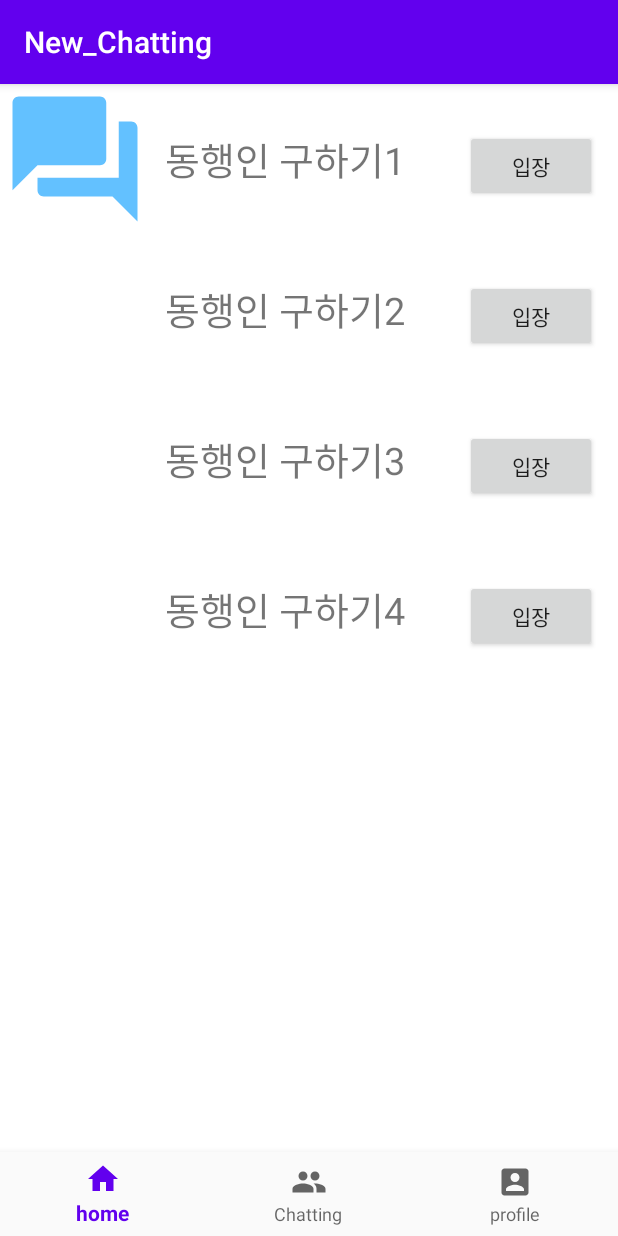
After one commit to DD1030/New_Chatting, an Android app: the fragment ListFragment placed in its activity, on a phone screen of 412 x 824 dp. The commit adds this screen. Run offline under Robolectric (Android 15) with nearby library versions, the phone set to English and light mode, and no system bars.

Commit message:
Chatting App

```diff
--- /dev/null
+++ b/app/src/main/java/com/example/new_chatting/HomeFragment.java
@@ -0,0 +1,22 @@
+package com.example.new_chatting;
+
+import android.os.Bundle;
+
+import androidx.fragment.app.Fragment;
+
+import android.view.LayoutInflater;
+import android.view.View;
+import android.view.ViewGroup;
+
+
+
+public class HomeFragment extends Fragment {
+
+    @Override
+    public View onCreateView(LayoutInflater inflater, ViewGroup container,
+                             Bundle savedInstanceState) {
+        View v = inflater.inflate(R.layout.fragment_home, container, false);
+
+        return v;
+    }
+}
--- /dev/null
+++ b/app/src/main/java/com/example/new_chatting/ListFragment.java
@@ -0,0 +1,32 @@
+package com.example.new_chatting;
+
+import android.content.Intent;
+import android.os.Bundle;
+
+import androidx.fragment.app.Fragment;
+
+import android.view.LayoutInflater;
+import android.view.View;
+import android.view.ViewGroup;
+import android.widget.Button;
+import android.widget.TextView;
+
+public class ListFragment extends Fragment {
+
+    @Override
+    public View onCreateView(LayoutInflater inflater, ViewGroup container,
+                             Bundle savedInstanceState) {
+
+        View v = inflater.inflate(R.layout.fragment_list, container, false);
+
+        Button btnchat = (Button)v.findViewById(R.id.btnchat);
+        btnchat.setOnClickListener(new View.OnClickListener() {
+            @Override
+            public void onClick(View v) {
+                Intent i = new Intent(getActivity(),ChatActivity.class);
+                startActivity(i);
+            }
+        });
+        return v;
+    }
+}
--- /dev/null
+++ b/app/src/main/java/com/example/new_chatting/TabActivity.java
@@ -0,0 +1,84 @@
+package com.example.new_chatting;
+
+import androidx.annotation.NonNull;
+import androidx.appcompat.app.AppCompatActivity;
+import androidx.fragment.app.Fragment;
+import androidx.fragment.app.FragmentManager;
+import androidx.fragment.app.FragmentTransaction;
+
+import android.os.Bundle;
+import android.view.MenuItem;
+import android.widget.Toast;
+
+import com.google.android.material.bottomnavigation.BottomNavigationView;
+
+public class TabActivity extends AppCompatActivity {
+
+    Fragment fragment;
+    long lastPressed;
+
+    private BottomNavigationView.OnNavigationItemSelectedListener mOnNavigationItemSelectedListener
+            = new BottomNavigationView.OnNavigationItemSelectedListener(){
+        @Override
+        public boolean onNavigationItemSelected(@NonNull MenuItem item){
+            switch (item.getItemId()){
+                case R.id.navigation_home :
+                     fragment = new HomeFragment();
+                    switchFragment(fragment);
+
+                    return true;
+
+                case R.id.navigation_dashboard :
+                    fragment = new ListFragment();
+                    switchFragment(fragment);
+
+                    return true;
+                case R.id.navigation_notifications :
+                    fragment = new ProfileFragment();
+                    switchFragment(fragment);
+                    return true;
+
+            }
+            return false;
+
+        }
+
+
+    };
+
+    @Override
+    protected void onCreate(Bundle savedInstanceState) {
+        super.onCreate(savedInstanceState);
+        setContentView(R.layout.activity_tab);
+
+        FragmentManager fragmentManager = getSupportFragmentManager();
+        FragmentTransaction fragmentTransaction = fragmentManager.beginTransaction();
+        HomeFragment fragment = new HomeFragment();
+        fragmentTransaction.add(R.id.content, fragment);
+        fragmentTransaction.commit();
+
+
+        BottomNavigationView navigation  = (BottomNavigationView) findViewById(R.id.navigation);
+        navigation.setOnNavigationItemSelectedListener(mOnNavigationItemSelectedListener);
+
+
+    }
+
+    public void switchFragment(Fragment fragment){
+        FragmentTransaction transaction = getSupportFragmentManager().beginTransaction();
+
+        transaction.replace(R.id.content, fragment);
+        transaction.commit();
+
+
+    }
+    @Override
+    public void onBackPressed(){
+
+        if (System.currentTimeMillis() - lastPressed < 1500) {
+            finish();
+        }
+        Toast.makeText(this, "한번 더 누르면 종료됩니다.", Toast.LENGTH_SHORT).show();
+        lastPressed = System.currentTimeMillis();
+    }
+}
--- /dev/null
+++ b/app/src/main/res/drawable/chat1.xml
@@ -0,0 +1,5 @@
+<vector android:height="24dp" android:tint="#63C1FF"
+    android:viewportHeight="24.0" android:viewportWidth="24.0"
+    android:width="24dp" xmlns:android="http://schemas.android.com/apk/res/android">
+    <path android:fillColor="#FF000000" android:pathData="M21,6h-2v9L6,15v2c0,0.55 0.45,1 1,1h11l4,4L22,7c0,-0.55 -0.45,-1 -1,-1zM17,12L17,3c0,-0.55 -0.45,-1 -1,-1L3,2c-0.55,0 -1,0.45 -1,1v14l4,-4h10c0.55,0 1,-0.45 1,-1z"/>
+</vector>
--- /dev/null
+++ b/app/src/main/res/drawable/friend.xml
@@ -0,0 +1,9 @@
+<vector xmlns:android="http://schemas.android.com/apk/res/android"
+        android:width="24dp"
+        android:height="24dp"
+        android:viewportWidth="24.0"
+        android:viewportHeight="24.0">
+    <path
+        android:fillColor="#FF000000"
+        android:pathData="M16,11c1.66,0 2.99,-1.34 2.99,-3S17.66,5 16,5c-1.66,0 -3,1.34 -3,3s1.34,3 3,3zM8,11c1.66,0 2.99,-1.34 2.99,-3S9.66,5 8,5C6.34,5 5,6.34 5,8s1.34,3 3,3zM8,13c-2.33,0 -7,1.17 -7,3.5L1,19h14v-2.5c0,-2.33 -4.67,-3.5 -7,-3.5zM16,13c-0.29,0 -0.62,0.02 -0.97,0.05 1.16,0.84 1.97,1.97 1.97,3.45L17,19h6v-2.5c0,-2.33 -4.67,-3.5 -7,-3.5z"/>
+</vector>
--- /dev/null
+++ b/app/src/main/res/drawable/ic_home_black_24dp.xml
@@ -0,0 +1,9 @@
+<vector xmlns:android="http://schemas.android.com/apk/res/android"
+    android:width="24dp"
+    android:height="24dp"
+    android:viewportWidth="24.0"
+    android:viewportHeight="24.0">
+    <path
+        android:fillColor="#FF000000"
+        android:pathData="M10,20v-6h4v6h5v-8h3L12,3 2,12h3v8z" />
+</vector>
--- /dev/null
+++ b/app/src/main/res/drawable/profile.xml
@@ -0,0 +1,9 @@
+<vector xmlns:android="http://schemas.android.com/apk/res/android"
+        android:width="24dp"
+        android:height="24dp"
+        android:viewportWidth="24.0"
+        android:viewportHeight="24.0">
+    <path
+        android:fillColor="#FF000000"
+        android:pathData="M3,5v14c0,1.1 0.89,2 2,2h14c1.1,0 2,-0.9 2,-2L21,5c0,-1.1 -0.9,-2 -2,-2L5,3c-1.11,0 -2,0.9 -2,2zM15,9c0,1.66 -1.34,3 -3,3s-3,-1.34 -3,-3 1.34,-3 3,-3 3,1.34 3,3zM6,17c0,-2 4,-3.1 6,-3.1s6,1.1 6,3.1v1L6,18v-1z"/>
+</vector>
--- a/app/src/main/res/layout/activity_main.xml
+++ b/app/src/main/res/layout/activity_main.xml
@@ -5,7 +5,7 @@
     xmlns:tools="http://schemas.android.com/tools"
     android:layout_width="match_parent"
     android:layout_height="match_parent"
-    tools:context=".LoginActivity">
+    tools:context=".MainActivity">
 
     <TextView
         android:id="@+id/tvTitle"
--- /dev/null
+++ b/app/src/main/res/layout/activity_tab.xml
@@ -0,0 +1,27 @@
+<?xml version="1.0" encoding="utf-8"?>
+<LinearLayout
+    xmlns:android="http://schemas.android.com/apk/res/android"
+    xmlns:app="http://schemas.android.com/apk/res-auto"
+    android:id="@+id/container"
+    android:layout_width="match_parent"
+    android:layout_height="match_parent"
+    android:orientation="vertical">
+
+    <fragment
+        android:name="com.example.new_chatting.HomeFragment"
+        android:id="@+id/content"
+        android:layout_below="@+id/message"
+        android:layout_weight="1"
+        android:layout_width="match_parent"
+        android:layout_height="0dp"/>
+
+    <com.google.android.material.bottomnavigation.BottomNavigationView
+        android:id="@+id/navigation"
+        android:layout_width="match_parent"
+        android:layout_height="wrap_content"
+        android:background="?android:attr/windowBackground"
+        app:layout_constraintBottom_toBottomOf="parent"
+        app:menu="@menu/navigation" />
+
+
+</LinearLayout>
--- /dev/null
+++ b/app/src/main/res/layout/fragment_home.xml
@@ -0,0 +1,14 @@
+<?xml version="1.0" encoding="utf-8"?>
+<FrameLayout xmlns:android="http://schemas.android.com/apk/res/android"
+    xmlns:tools="http://schemas.android.com/tools"
+    android:layout_width="match_parent"
+    android:layout_height="match_parent"
+    android:background="#ffffff"
+    tools:context=".HomeFragment">
+    <TextView
+        android:layout_width="match_parent"
+        android:layout_height="match_parent"
+        android:text="@string/hello_blank_fragment"
+        android:textColor="#ffffff"/>
+
+</FrameLayout>
--- /dev/null
+++ b/app/src/main/res/layout/fragment_list.xml
@@ -0,0 +1,108 @@
+<?xml version="1.0" encoding="utf-8"?>
+<LinearLayout
+    xmlns:android="http://schemas.android.com/apk/res/android"
+    xmlns:tools="http://schemas.android.com/tools"
+    android:layout_width="match_parent"
+    android:layout_height="match_parent"
+    android:orientation="vertical"
+    tools:context=".ListFragment">
+
+    <LinearLayout
+        android:layout_width="match_parent"
+        android:layout_height="wrap_content"
+        android:orientation="horizontal">
+
+        <ImageView
+            android:layout_width="100dp"
+            android:layout_height="100dp"
+            android:src="@drawable/chat1"/>
+
+        <TextView
+            android:layout_width="200dp"
+            android:layout_height="100dp"
+            android:layout_marginLeft="10dp"
+            android:text="동행인 구하기1"
+            android:textSize="25dp"
+            android:gravity="center_vertical"/>
+        <Button
+            android:layout_width="wrap_content"
+            android:layout_height="wrap_content"
+            android:id="@+id/btnchat"
+            android:text="입장"/>
+
+
+    </LinearLayout>
+
+
+    <LinearLayout
+        android:orientation="horizontal"
+        android:layout_width="match_parent"
+        android:layout_height="wrap_content">
+
+        <ImageView
+            android:layout_width="100dp"
+            android:layout_height="100dp" />
+
+        <TextView
+            android:layout_width="200dp"
+            android:layout_height="100dp"
+            android:layout_marginLeft="10dp"
+            android:text="동행인 구하기2"
+            android:textSize="25dp"
+            android:gravity="center_vertical"/>
+        <Button
+            android:layout_width="wrap_content"
+            android:layout_height="wrap_content"
+            android:text="입장"/>
+
+    </LinearLayout>
+
+    <LinearLayout
+        android:orientation="horizontal"
+        android:layout_width="match_parent"
+        android:layout_height="wrap_content">
+
+        <ImageView
+            android:layout_width="100dp"
+            android:layout_height="100dp" />
+        <TextView
+            android:layout_width="200dp"
+            android:layout_height="100dp"
+            android:layout_marginLeft="10dp"
+            android:text="동행인 구하기3"
+            android:textSize="25dp"
+            android:gravity="center_vertical"/>
+
+        <Button
+            android:layout_width="wrap_content"
+            android:layout_height="wrap_content"
+            android:text="입장"/>
+
+    </LinearLayout>
+
+    <LinearLayout
+        android:orientation="horizontal"
+        android:layout_width="match_parent"
+        android:layout_height="wrap_content">
+
+        <ImageView
+            android:layout_width="100dp"
+            android:layout_height="100dp" />
+        <TextView
+            android:layout_width="200dp"
+            android:layout_height="100dp"
+            android:layout_marginLeft="10dp"
+            android:text="동행인 구하기4"
+            android:textSize="25dp"
+            android:gravity="center_vertical"/>
+        <Button
+            android:layout_width="wrap_content"
+            android:layout_height="wrap_content"
+            android:text="입장"/>
+
+    </LinearLayout>
+
+
+
+
+</LinearLayout>
--- /dev/null
+++ b/app/src/main/res/menu/navigation.xml
@@ -0,0 +1,19 @@
+<?xml version="1.0" encoding="utf-8"?>
+<menu xmlns:android="http://schemas.android.com/apk/res/android">
+
+    <item
+        android:id="@+id/navigation_home"
+        android:icon="@drawable/ic_home_black_24dp"
+        android:title="home" />
+
+    <item
+        android:id="@+id/navigation_dashboard"
+        android:icon="@drawable/friend"
+        android:title="Chatting" />
+
+    <item
+        android:id="@+id/navigation_notifications"
+        android:icon="@drawable/profile"
+        android:title="profile" />
+
+</menu>
--- a/app/src/main/res/values/strings.xml
+++ b/app/src/main/res/values/strings.xml
@@ -1,3 +1,6 @@
 <resources>
     <string name="app_name">New_Chatting</string>
+
+    <!-- TODO: Remove or change this placeholder text -->
+    <string name="hello_blank_fragment">Hello blank fragment</string>
 </resources>
```
Also changed, not shown: app/build.gradle (+12 -1 lines), app/src/main/AndroidManifest.xml (+6 -4 lines), app/src/main/java/com/example/new_chatting/MainActivity.java (renamed from app/src/main/java/com/example/new_chatting/LoginActivity.java, +15 -10 lines), app/src/main/java/com/example/new_chatting/ProfileFragment.java (added, +192 -0 lines), app/src/main/res/layout/fragment_profile.xml (added, +39 -0 lines).
